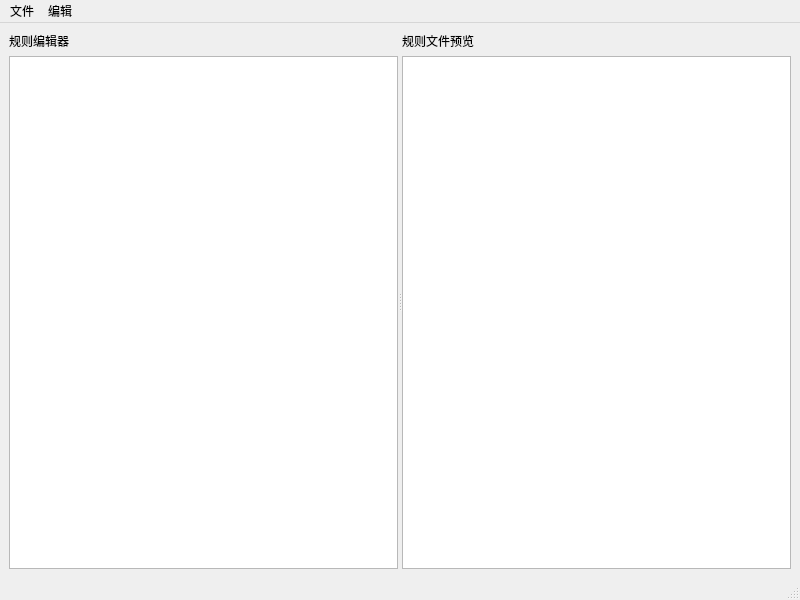
First picture: the form in ruleediter.ui, repository VanShun/Qt_Parser, before the edit.
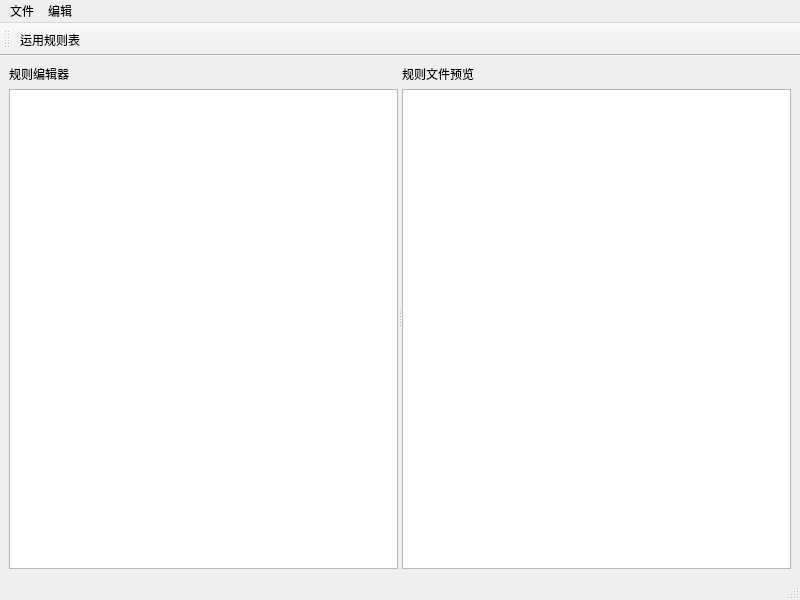
Second picture: the form after the edit.

Diff of the .ui file:
```diff
--- a/ruleediter.ui
+++ b/ruleediter.ui
@@ -20,7 +20,7 @@
       <property name="orientation">
        <enum>Qt::Horizontal</enum>
       </property>
-      <widget class="QWidget" name="">
+      <widget class="QWidget" name="layoutWidget">
        <layout class="QGridLayout" name="gridLayout">
         <item row="0" column="0">
          <widget class="QLabel" name="label">
@@ -40,7 +40,7 @@
         </item>
        </layout>
       </widget>
-      <widget class="QWidget" name="">
+      <widget class="QWidget" name="layoutWidget">
        <layout class="QGridLayout" name="gridLayout_2">
         <item row="0" column="0">
          <widget class="QLabel" name="label_2">
@@ -97,6 +97,18 @@
    <addaction name="menu_2"/>
   </widget>
   <widget class="QStatusBar" name="statusbar"/>
+  <widget class="QToolBar" name="toolBar">
+   <property name="windowTitle">
+    <string>toolBar</string>
+   </property>
+   <attribute name="toolBarArea">
+    <enum>TopToolBarArea</enum>
+   </attribute>
+   <attribute name="toolBarBreak">
+    <bool>false</bool>
+   </attribute>
+   <addaction name="act_Aplly"/>
+  </widget>
   <action name="act_Save">
    <property name="text">
     <string>保存</string>
@@ -192,6 +204,14 @@
     <string>act_Drop</string>
    </property>
   </action>
+  <action name="act_Aplly">
+   <property name="text">
+    <string>运用规则表</string>
+   </property>
+   <property name="toolTip">
+    <string>act_Aplly</string>
+   </property>
+  </action>
  </widget>
  <resources/>
  <connections/>
```
